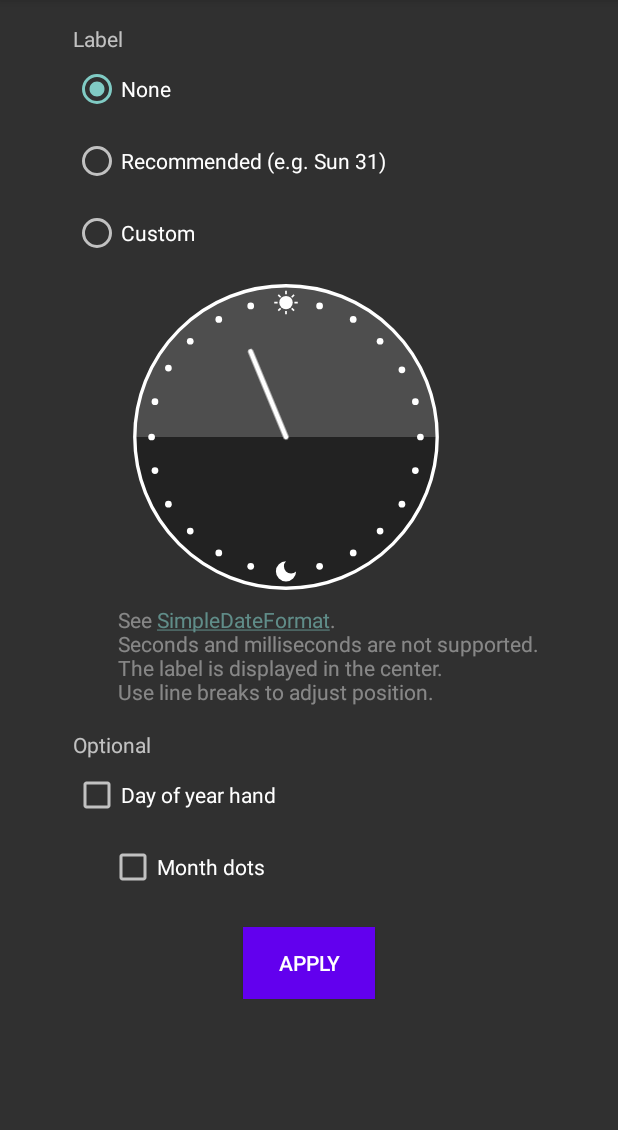
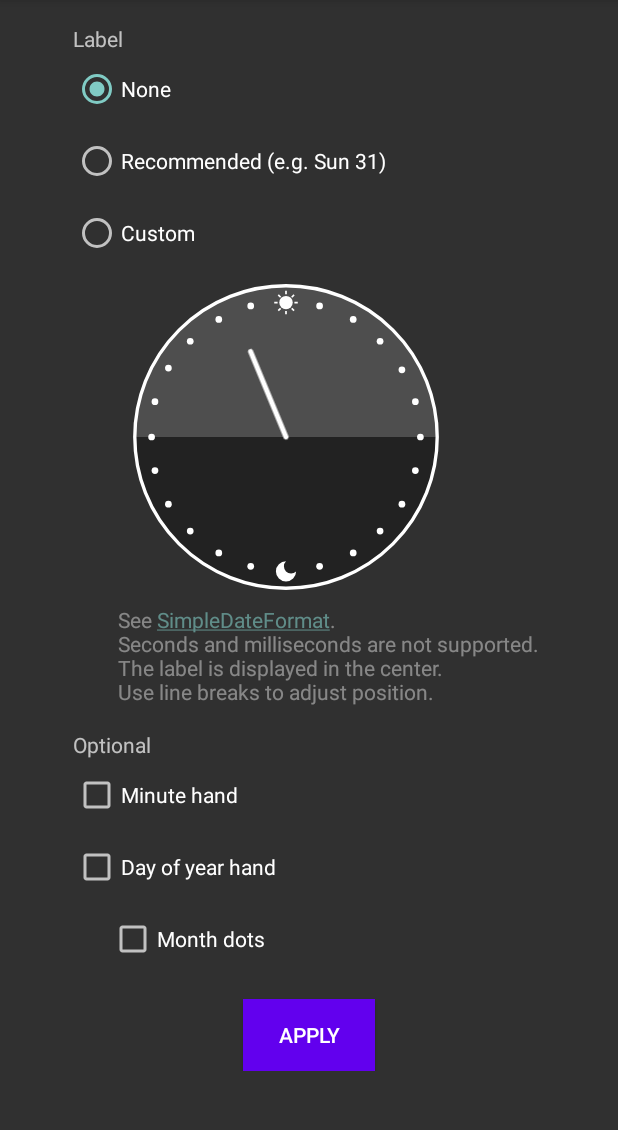
Before and after one commit to utubo/android-Simple24HClock, an Android app: the AppWidgetSettingsActivity screen opened directly, with no data from a screen before it, on a phone screen of 412 x 824 dp, the part 84-1214 px from its top. Run offline under Robolectric (Android 15) with nearby library versions, the phone set to English and light mode, and no system bars; 1 statement that could not run was skipped.

Commit message:
Minute hnad

```diff
--- a/app/src/main/java/utb/dip/jp/simple24hclock/AppWidget.kt
+++ b/app/src/main/java/utb/dip/jp/simple24hclock/AppWidget.kt
@@ -159,29 +159,41 @@ internal fun updateAppWidget(
         views.setFloat(R.id.textView, "setTextSize", textSize)
     }
     val widgetPrefs = context.getSharedPreferences(WIDGET_PREF_KEY, Context.MODE_PRIVATE)
-    updateAppWidgetContent(views, AppWidgetContentProps(
-        widgetPrefs.getFloat("day_of_year_$appWidgetId", 0F),
-        widgetPrefs.getFloat("day_of_year_dots_$appWidgetId", 0F),
-        widgetPrefs.getString("text_$appWidgetId", "")
-    ))
+    updateAppWidgetContent(
+        views, AppWidgetContentProps(
+            widgetPrefs.getFloat("minute_$appWidgetId", 0F),
+            widgetPrefs.getFloat("day_of_year_$appWidgetId", 0F),
+            widgetPrefs.getFloat("day_of_year_dots_$appWidgetId", 0F),
+            widgetPrefs.getString("text_$appWidgetId", "")
+        )
+    )
     appWidgetManager.updateAppWidget(appWidgetId, views)
 }
 
 internal data class AppWidgetContentProps(
+    val minute: Float,
     val dayOfYear: Float,
     val dayOfYearDots: Float,
     val text: String?,
 )
 
 internal fun updateAppWidgetContent(views: RemoteViews, props: AppWidgetContentProps) {
-    // Hand
     val now = Calendar.getInstance()
+
+    // Hour
     val h = 360F / 24F * (now.get(Calendar.HOUR_OF_DAY) + now.get(Calendar.MINUTE) / 60F)
     views.setFloat(R.id.HandImageView, "setRotation", h)
 
+    // Minute
+    views.setFloat(R.id.MinuteHandImageView, "setAlpha", props.minute)
+    if (0 < props.minute) {
+        val m = 360F / 60F * now.get(Calendar.MINUTE)
+        views.setFloat(R.id.MinuteHandImageView, "setRotation", m)
+    }
+
     // Day of year
+    views.setFloat(R.id.DayOfYearHandImageView, "setAlpha", props.dayOfYear)
     views.setFloat(R.id.DayOfYearDotsImageView, "setAlpha", props.dayOfYearDots)
-    views.setFloat(R.id.DayOfYearHandImageView, "setAlpha", props.dayOfYear)
     if (0 < props.dayOfYear) {
         if (0 < props.dayOfYearDots) {
             val m = now.get(Calendar.MONDAY).toFloat()
--- a/app/src/main/java/utb/dip/jp/simple24hclock/AppWidgetSettingsActivity.kt
+++ b/app/src/main/java/utb/dip/jp/simple24hclock/AppWidgetSettingsActivity.kt
@@ -51,6 +51,7 @@ class AppWidgetSettingsActivity : AppCompatActivity() {
             val textCustom = findViewById<RadioButton>(R.id.textCustom)
             val textFormat = findViewById<TextInputEditText>(R.id.textFormat)
             val customTextNote = findViewById<TextView>(R.id.custom_text_note)
+            val minute = findViewById<CheckBox>(R.id.minute)
             val dayOfYear = findViewById<CheckBox>(R.id.dayOfYear)
             val dayOfYearDots = findViewById<CheckBox>(R.id.dayOfYearDots)
             val preview = findViewById<FrameLayout>(R.id.preview)
@@ -71,6 +72,8 @@ class AppWidgetSettingsActivity : AppCompatActivity() {
                 ""
             )
         )
+        val minute = prefs.getFloat("minute_$appWidgetId", 0F)
+        v.minute.isChecked = 0 < minute
         val dayOfYear = prefs.getFloat("day_of_year_$appWidgetId", 0F)
         v.dayOfYear.isChecked = 0 < dayOfYear
         val dayOfYearDots = prefs.getFloat("day_of_year_dots_$appWidgetId", 0F)
@@ -82,6 +85,7 @@ class AppWidgetSettingsActivity : AppCompatActivity() {
             views.setTextViewTextSize(R.id.textView, COMPLEX_UNIT_PX, v.textFormat.textSize)
             updateAppWidgetContent(
                 views, AppWidgetContentProps(
+                    if (v.minute.isChecked) 0.7F else 0F,
                     if (v.dayOfYear.isChecked) 0.5F else 0F,
                     if (v.dayOfYearDots.isChecked) 0.5F else 0F,
                     if (v.textDefault.isChecked) DEFAULT_TEXT else "",
@@ -106,6 +110,9 @@ class AppWidgetSettingsActivity : AppCompatActivity() {
             v.textCustom.toggle()
         }
         v.customTextNote.movementMethod = LinkMovementMethod.getInstance()
+        v.minute.setOnCheckedChangeListener { _, _ -> updatePreview() }
+        v.dayOfYear.setOnCheckedChangeListener { _, _ -> updatePreview() }
+        v.dayOfYearDots.setOnCheckedChangeListener { _, _ -> updatePreview() }
         findViewById<Button>(R.id.applyButton).setOnClickListener {
             val formatValue = v.textFormat.text.toString()
             var textValue = ""
@@ -117,6 +124,7 @@ class AppWidgetSettingsActivity : AppCompatActivity() {
             prefs.edit().apply {
                 putString("text_$appWidgetId", textValue)
                 putString("format_$appWidgetId", formatValue)
+                putFloat("minute_$appWidgetId", if (v.minute.isChecked) 0.7F else 0F)
                 putFloat("day_of_year_$appWidgetId", if (v.dayOfYear.isChecked) 0.5F else 0F)
                 putFloat(
                     "day_of_year_dots_$appWidgetId",
@@ -130,7 +138,5 @@ class AppWidgetSettingsActivity : AppCompatActivity() {
             setResult(Activity.RESULT_OK, resultValue)
             finish()
         }
-        v.dayOfYear.setOnCheckedChangeListener { _, _ -> updatePreview() }
-        v.dayOfYearDots.setOnCheckedChangeListener { _, _ -> updatePreview() }
     }
 }
--- /dev/null
+++ b/app/src/main/res/drawable/hand_minute.xml
@@ -0,0 +1,12 @@
+<vector xmlns:android="http://schemas.android.com/apk/res/android"
+    android:width="200dp"
+    android:height="200dp"
+    android:tint="@color/white"
+    android:viewportWidth="200"
+    android:viewportHeight="200">
+    <path
+        android:pathData="M100, 100v-80"
+        android:strokeWidth="3"
+        android:strokeLineCap="round"
+        android:strokeColor="#FF000000" />
+</vector>
--- a/app/src/main/res/layout/activity_app_widget_settings.xml
+++ b/app/src/main/res/layout/activity_app_widget_settings.xml
@@ -109,6 +109,13 @@
             android:text="@string/optional" />
 
         <CheckBox
+            android:id="@+id/minute"
+            android:layout_width="wrap_content"
+            android:layout_height="wrap_content"
+            android:minHeight="48dp"
+            android:text="@string/minute_hand" />
+
+        <CheckBox
             android:id="@+id/dayOfYear"
             android:layout_width="wrap_content"
             android:layout_height="wrap_content"
--- a/app/src/main/res/layout/app_widget.xml
+++ b/app/src/main/res/layout/app_widget.xml
@@ -31,8 +31,8 @@
         android:id="@+id/DayOfYearDotsImageView"
         android:layout_width="match_parent"
         android:layout_height="match_parent"
+        android:alpha="0"
         android:src="@drawable/face_day_of_year"
-        android:alpha="0"
         tools:ignore="ContentDescription" />
 
 
@@ -54,6 +54,14 @@
         tools:ignore="ContentDescription" />
 
     <ImageView
+        android:id="@+id/MinuteHandImageView"
+        android:layout_width="match_parent"
+        android:layout_height="match_parent"
+        android:alpha="0"
+        android:src="@drawable/hand_minute"
+        tools:ignore="ContentDescription" />
+
+    <ImageView
         android:id="@+id/HandImageView"
         android:layout_width="match_parent"
         android:layout_height="match_parent"
--- a/app/src/main/res/values/strings.xml
+++ b/app/src/main/res/values/strings.xml
@@ -13,6 +13,7 @@
     <string name="custom">Custom</string>
     <string name="edit_here">Edit here.\n\n\ne.g.\nE dd</string>
     <string name="optional">Optional</string>
+    <string name="minute_hand">Minute hand</string>
     <string name="day_of_year_hand">Day of year hand</string>
     <string name="day_of_year_dots">Month dots</string>
     <string name="apply">Apply</string>
```
